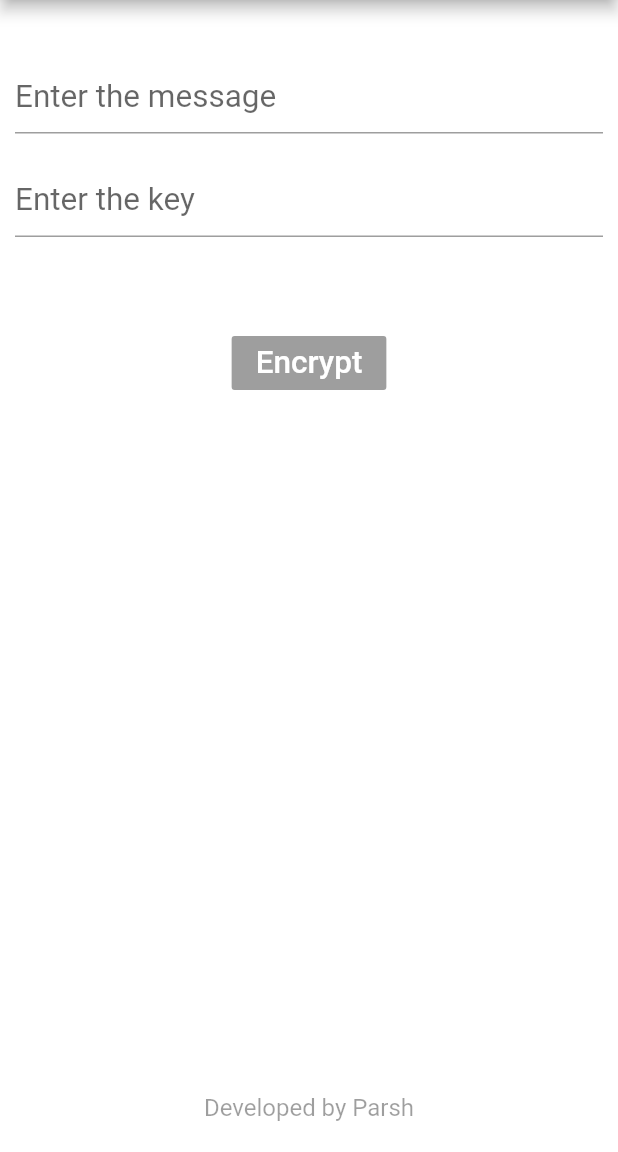
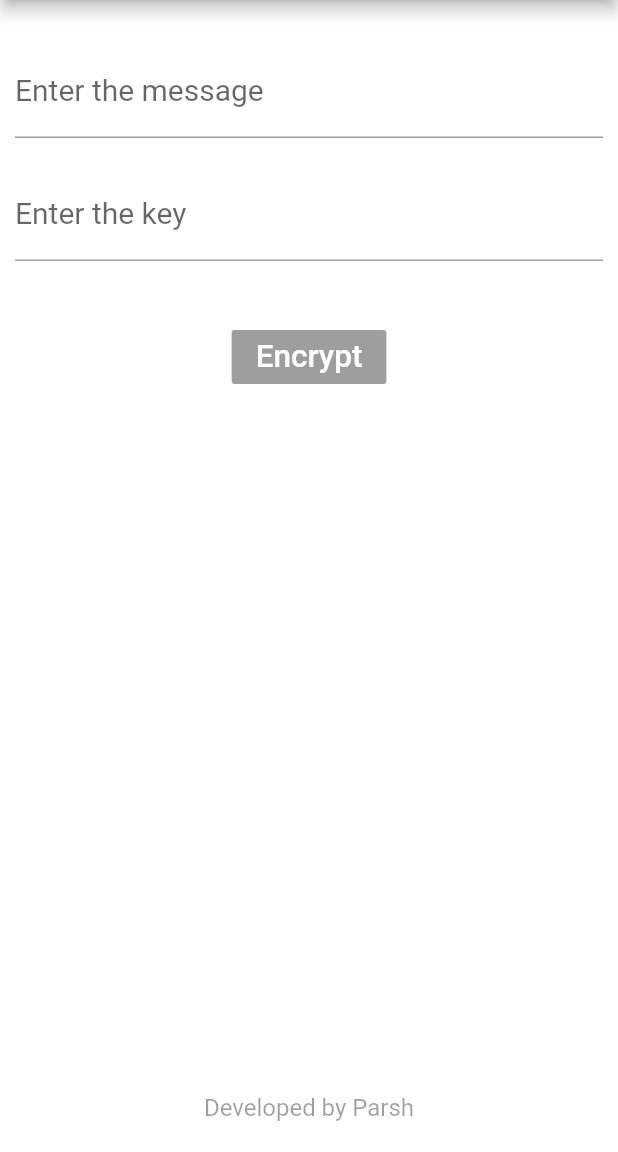
Before and after one commit to Parsh/En-De-Cryptor, a Flutter app: the screen it shows after launch, on a phone screen of 412 x 824 dp, the part 84-1236 px from its top. Run offline on Flutter 3.47's test engine with Material 2 defaults, Android fonts, the phone set to English and light mode, and no system bars; missing offline and left inert: tripledes.

Commit message:
App updated with labelText

```diff
--- a/lib/homepage.dart
+++ b/lib/homepage.dart
@@ -67,7 +67,7 @@ class _HomePageState extends State<HomePage> {
         new ListView(
           children: <Widget>[
             new Container(
-              padding: new EdgeInsets.only(top: 30.0),
+              padding: new EdgeInsets.only(top: 20.0),
               child: new Column(
                 mainAxisAlignment: MainAxisAlignment.center,
                 children: <Widget>[
@@ -75,8 +75,8 @@ class _HomePageState extends State<HomePage> {
                     padding: const EdgeInsets.all(10.0),
                     child: new TextField(
                       decoration: new InputDecoration(
-                        hintText: 'Enter the message',
-                        hintStyle: new TextStyle(fontSize: 21.0),
+                        labelText: 'Enter the message',
+                        labelStyle: new TextStyle(fontSize: 20.0),
                       ),
                       controller: messageController,
                       onChanged: (String str) {
@@ -103,8 +103,8 @@ class _HomePageState extends State<HomePage> {
                     padding: const EdgeInsets.all(10.0),
                     child: new TextField(
                       decoration: new InputDecoration(
-                        hintText: 'Enter the key',
-                        hintStyle: new TextStyle(fontSize: 21.0),
+                        labelText: 'Enter the key',
+                        labelStyle: new TextStyle(fontSize: 20.0),
                       ),
                       controller: keyController,
                       onChanged: (String str) {
@@ -136,7 +136,7 @@ class _HomePageState extends State<HomePage> {
                     ),
                   ),
                   new Padding(
-                    padding: const EdgeInsets.fromLTRB(10.0, 50.0, 10.0, 30.0),
+                    padding: const EdgeInsets.fromLTRB(10.0, 30.0, 10.0, 30.0),
                     child: new RaisedButton(
                       color: Colors.blue,
                       child: new Text(
```
Also changed, not shown: pubspec.lock.
